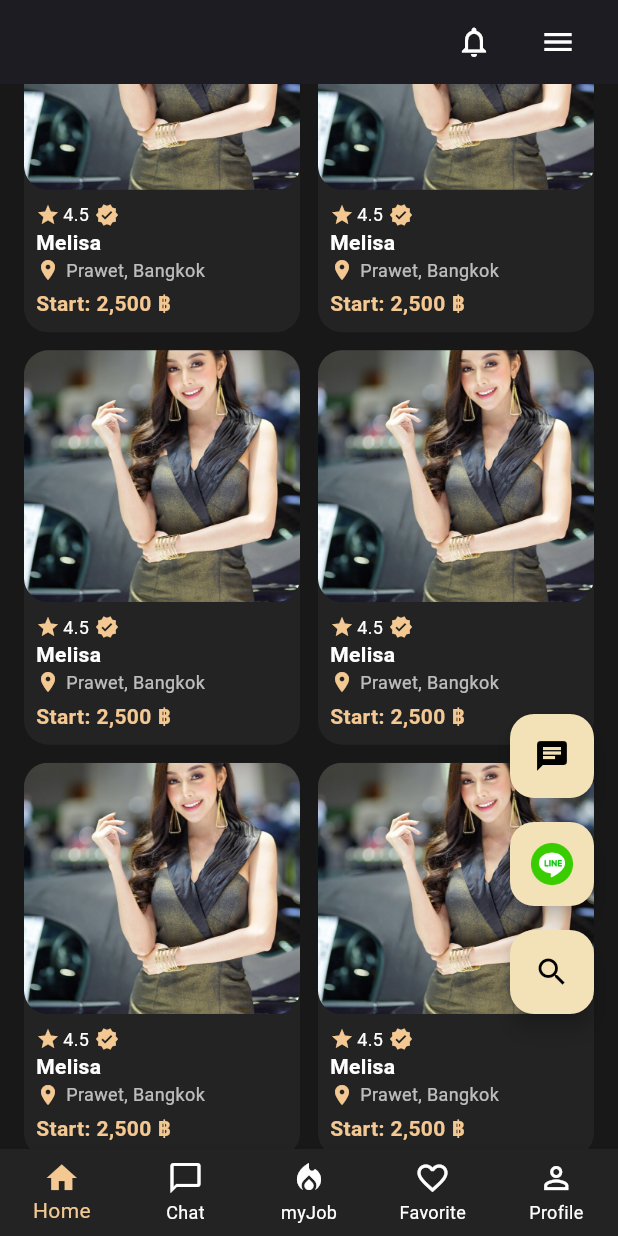
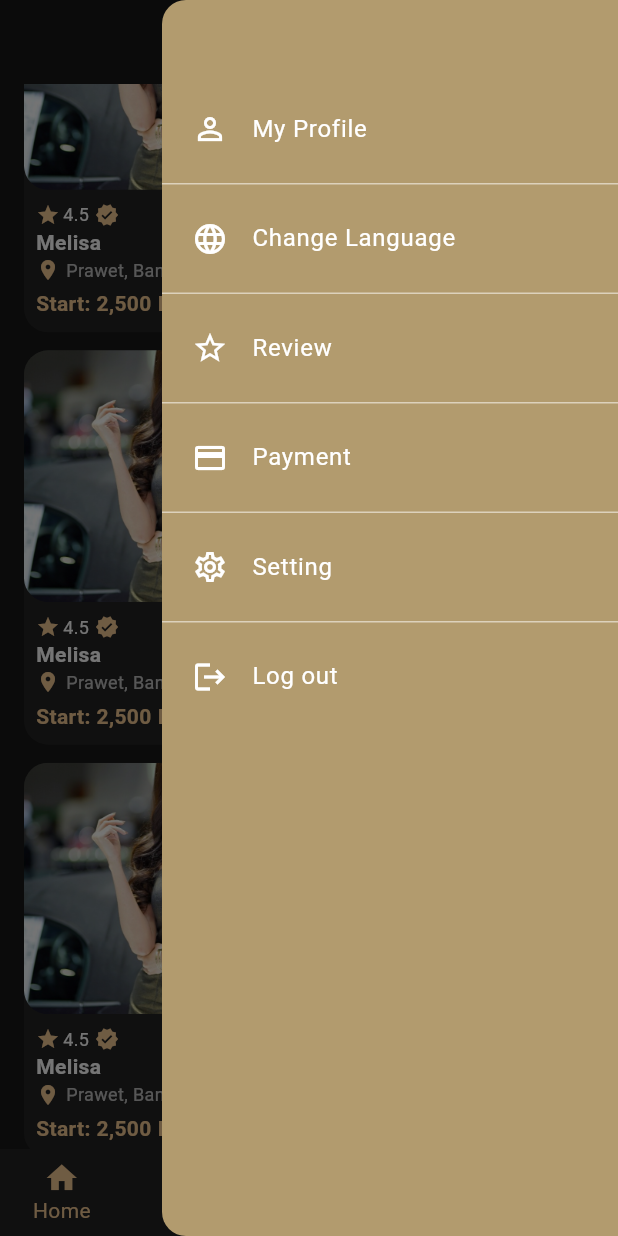
Before and after one commit to thanadet8872-wq/Entertain, a Flutter app: the WelcomeScreen screen opened by its route, scrolled down 1152 dp, after a tap on the "menu" icon, on a phone screen of 412 x 824 dp. Run offline on Flutter 3.47's test engine with Material 3 defaults, Android fonts, the phone set to English and light mode, and no system bars; our stand-ins replace image_picker; network calls fail.

Commit message:
Add booking page, package cards with pakget.png image, MenuDrawer component, and link menu buttons in Welcome and Profile pages

```diff
--- /dev/null
+++ b/lib/MenuDrawer.dart
@@ -0,0 +1,99 @@
+import 'package:flutter/material.dart';
+
+class MenuDrawer extends StatelessWidget {
+  const MenuDrawer({super.key});
+
+  @override
+  Widget build(BuildContext context) {
+    return Drawer(
+      backgroundColor: Color(0xFFB29B6E),
+      child: ListView(
+        padding: EdgeInsets.zero,
+        children: [
+          SizedBox(height: 50),
+          _buildDrawerItem(
+            context,
+            icon: Icons.person_outline,
+            title: 'My Profile',
+            onTap: () {
+              Navigator.pop(context);
+              Navigator.pushNamed(context, '/profile');
+            },
+          ),
+          Divider(color: Colors.white54, height: 1),
+          _buildDrawerItem(
+            context,
+            icon: Icons.language,
+            title: 'Change Language',
+            onTap: () {
+              Navigator.pop(context);
+              // Add language change functionality
+            },
+          ),
+          Divider(color: Colors.white54, height: 1),
+          _buildDrawerItem(
+            context,
+            icon: Icons.star_outline,
+            title: 'Review',
+            onTap: () {
+              Navigator.pop(context);
+              // Add review functionality
+            },
+          ),
+          Divider(color: Colors.white54, height: 1),
+          _buildDrawerItem(
+            context,
+            icon: Icons.payment,
+            title: 'Payment',
+            onTap: () {
+              Navigator.pop(context);
+              // Add payment functionality
+            },
+          ),
+          Divider(color: Colors.white54, height: 1),
+          _buildDrawerItem(
+            context,
+            icon: Icons.settings_outlined,
+            title: 'Setting',
+            onTap: () {
+              Navigator.pop(context);
+              // Add settings functionality
+            },
+          ),
+          Divider(color: Colors.white54, height: 1),
+          _buildDrawerItem(
+            context,
+            icon: Icons.logout,
+            title: 'Log out',
+            onTap: () {
+              Navigator.pop(context);
+              // Add logout functionality
+              Navigator.pushNamedAndRemoveUntil(context, '/signin', (route) => false);
+            },
+          ),
+        ],
+      ),
+    );
+  }
+
+  Widget _buildDrawerItem(
+    BuildContext context, {
+    required IconData icon,
+    required String title,
+    required VoidCallback onTap,
+  }) {
+    return ListTile(
+      leading: Icon(icon, color: Colors.white, size: 24),
+      title: Text(
+        title,
+        style: TextStyle(
+          color: Colors.white,
+          fontSize: 16,
+          fontWeight: FontWeight.w400,
+        ),
+      ),
+      onTap: onTap,
+      contentPadding: EdgeInsets.symmetric(horizontal: 20, vertical: 8),
+    );
+  }
+}
--- a/lib/Welcome.dart
+++ b/lib/Welcome.dart
@@ -1,7 +1,7 @@
 import 'package:flutter/material.dart';
 import 'JobCardWidget.dart';
-
 import 'Profilepertty1.dart';
+import 'MenuDrawer.dart';
 
 
 class WelcomeScreen extends StatefulWidget {
@@ -14,6 +14,7 @@ class _WelcomeScreenState extends State<WelcomeScreen> {
   int _selectedCategory = 0;
   int _selectedGender = 0;
   int _selectedIndex = 0;
+  final GlobalKey<ScaffoldState> _scaffoldKey = GlobalKey<ScaffoldState>();
 
   // Search state
   final TextEditingController _searchController = TextEditingController();
@@ -94,7 +95,9 @@ class _WelcomeScreenState extends State<WelcomeScreen> {
   @override
   Widget build(BuildContext context) {
     return Scaffold(
+      key: _scaffoldKey,
       backgroundColor: Color(0xFF181818),
+      endDrawer: MenuDrawer(),
       appBar: AppBar(
         backgroundColor: Color(0xFF181818),
         elevation: 0,
@@ -111,7 +114,9 @@ class _WelcomeScreenState extends State<WelcomeScreen> {
             SizedBox(width: 8),
             IconButton(
               icon: Icon(Icons.menu, color: Colors.white),
-              onPressed: () {},
+              onPressed: () {
+                _scaffoldKey.currentState?.openEndDrawer();
+              },
             ),
           ],
         ),
```
Also changed, not shown: lib/Profilepertty1.dart (+37 -72 lines), lib/main.dart (+65 -0 lines), image/pakget.png (added), lib/Profile.dart (deleted), lib/booking.dart (added).
